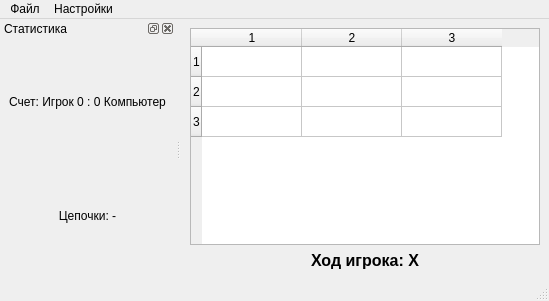
First picture: the form in mainwindow.ui, repository edfefegeger/Tic-Tac_Toe, before the edit.
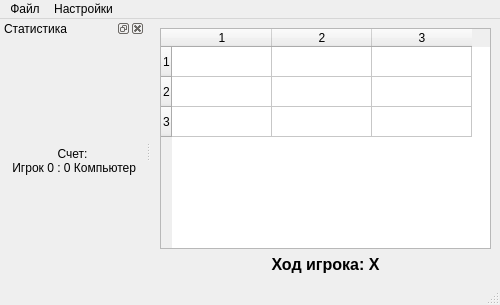
Second picture: the form after the edit.

```diff
--- a/mainwindow.ui
+++ b/mainwindow.ui
@@ -6,10 +6,16 @@
    <rect>
     <x>0</x>
     <y>0</y>
-    <width>549</width>
-    <height>301</height>
+    <width>500</width>
+    <height>305</height>
    </rect>
   </property>
+  <property name="maximumSize">
+   <size>
+    <width>500</width>
+    <height>400</height>
+   </size>
+  </property>
   <property name="windowTitle">
    <string>Крестики-нолики 3x3</string>
   </property>
@@ -73,17 +79,8 @@
      <item>
       <widget class="QLabel" name="scoreLabel">
        <property name="text">
-        <string>Счет: Игрок 0 : 0 Компьютер</string>
-       </property>
-       <property name="alignment">
-        <set>Qt::AlignCenter</set>
-       </property>
-      </widget>
-     </item>
-     <item>
-      <widget class="QLabel" name="chainLabel">
-       <property name="text">
-        <string>Цепочки: -</string>
+        <string>Счет: 
+ Игрок 0 : 0 Компьютер</string>
        </property>
        <property name="alignment">
         <set>Qt::AlignCenter</set>
@@ -98,7 +95,7 @@
     <rect>
      <x>0</x>
      <y>0</y>
-     <width>549</width>
+     <width>500</width>
      <height>23</height>
     </rect>
    </property>
```
